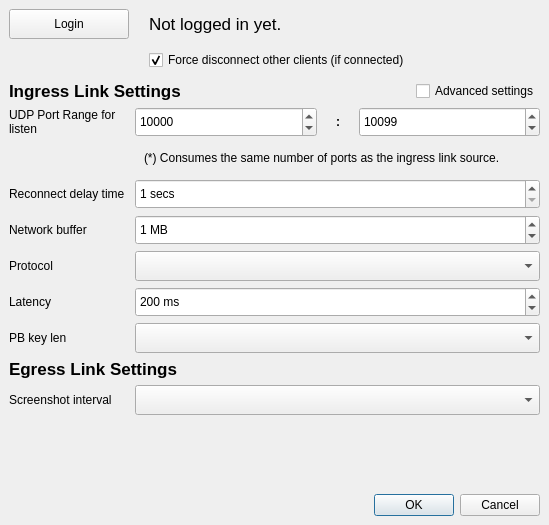
The window that src/UI/settings-dialog.ui (OPENSPHERE-Inc/src-link) describes before a commit, drawn with Qt 5.
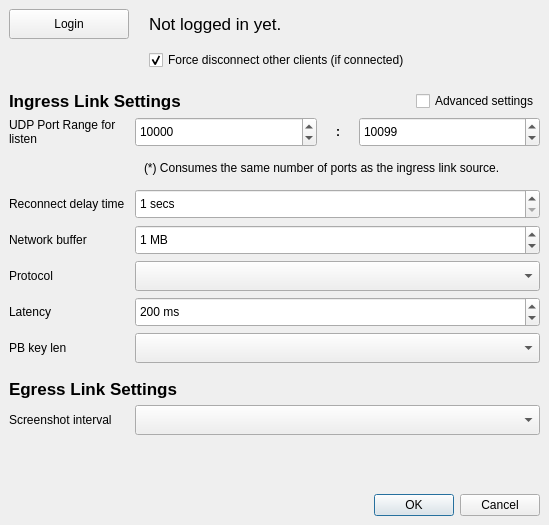
The same window after the commit.

Patch:
```diff
--- a/src/UI/settings-dialog.ui
+++ b/src/UI/settings-dialog.ui
@@ -126,6 +126,9 @@
    </item>
    <item>
     <layout class="QHBoxLayout" name="ingressLinkSettingslLayout">
+     <property name="topMargin">
+      <number>10</number>
+     </property>
      <property name="bottomMargin">
       <number>0</number>
      </property>
@@ -605,6 +608,9 @@
    </item>
    <item>
     <layout class="QHBoxLayout" name="egresslinkSettingsLayout">
+     <property name="topMargin">
+      <number>10</number>
+     </property>
      <property name="bottomMargin">
       <number>0</number>
      </property>
@@ -655,6 +661,9 @@
         <property name="text">
          <string>Screenshot interval</string>
         </property>
+        <property name="wordWrap">
+         <bool>true</bool>
+        </property>
        </widget>
       </item>
       <item>
```
